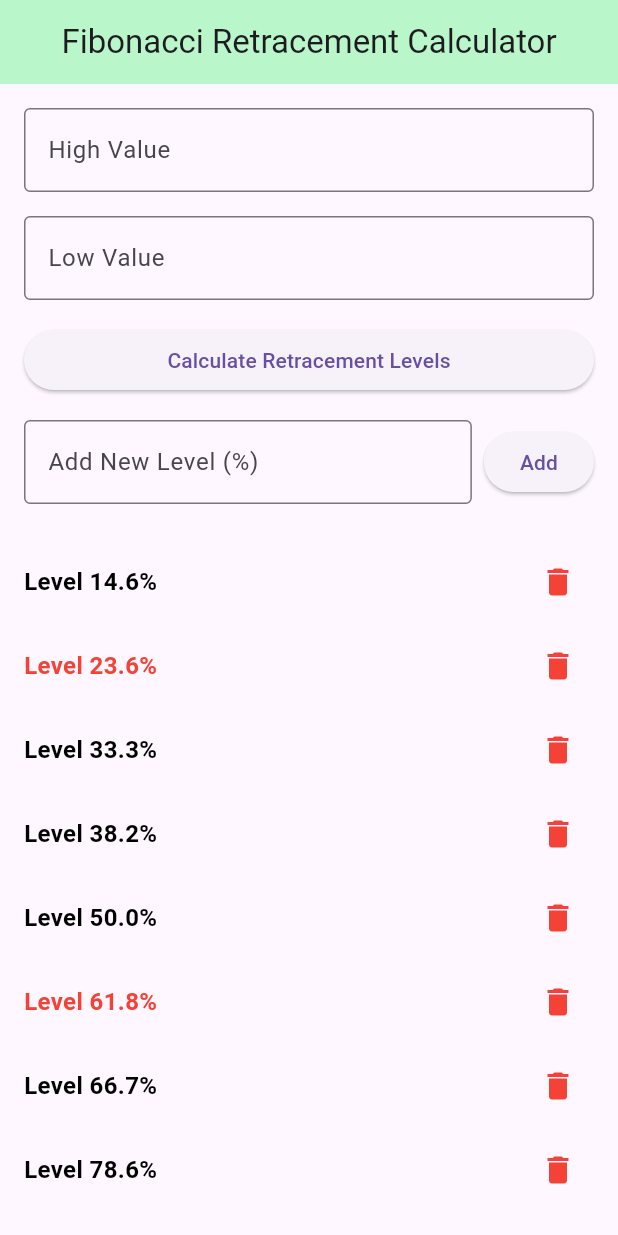
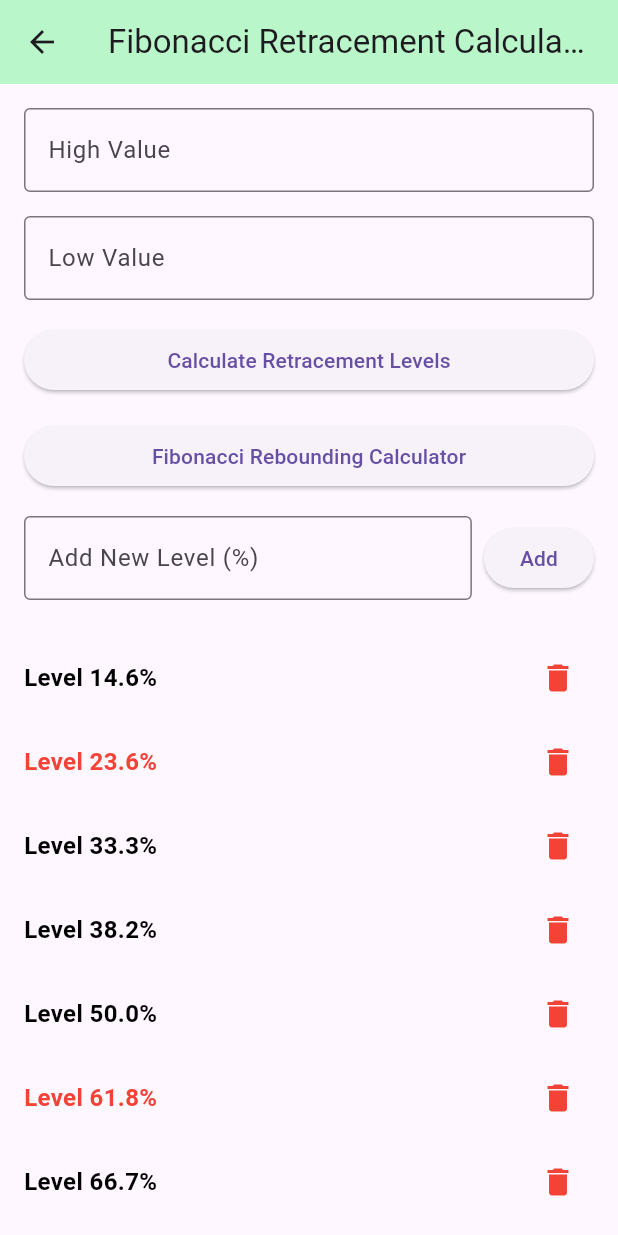
Before and after one commit to PunnawitAck3003/AckFibonacciCalculator, a Flutter app: the FibonacciRetracementPage screen opened directly, after a tap on the "delete" icon, on a phone screen of 412 x 824 dp. Run offline on Flutter 3.47's test engine with Material 3 defaults, Android fonts, the phone set to English and light mode, and no system bars.

Commit message:
fibonacci rebounding

```diff
--- /dev/null
+++ b/lib/fibonacci_retracement_page.dart
@@ -0,0 +1,182 @@
+import 'package:flutter/material.dart';
+import 'package:flutter_application_fib1/fibonacci_rebounding_page.dart';
+
+class FibonacciRetracementPage extends StatefulWidget {
+  @override
+  _FibonacciRetracementPageState createState() =>
+      _FibonacciRetracementPageState();
+}
+
+class _FibonacciRetracementPageState extends State<FibonacciRetracementPage> {
+  final TextEditingController _highController = TextEditingController();
+  final TextEditingController _lowController = TextEditingController();
+  final TextEditingController _newLevelController = TextEditingController();
+
+  Map<String, double>? _retracementLevels;
+  List<double> _levels = [
+    0.090, 0.146, 0.236, 0.333, 0.382, 0.500, 0.618, 0.667, 0.786, 0.887,
+    0.942, 1.000, 1.090, 1.146, 1.272, 1.414, 1.500, 1.618, 2.000, 2.618,
+    3.236, 4.236, 6.854
+  ]; // Stored as decimal values
+
+  // Set of important levels to highlight
+  Set<double> _importantLevels = {0.236, 0.618};
+
+  void _calculateRetracementLevels() {
+    final double? high = double.tryParse(_highController.text);
+    final double? low = double.tryParse(_lowController.text);
+
+    if (high != null && low != null && high > low) {
+      final double range = high - low;
+      setState(() {
+        _retracementLevels = {
+          for (double level in _levels)
+            '${(level * 100).toStringAsFixed(1)}%': high - (range * level),
+        };
+      });
+    } else {
+      setState(() {
+        _retracementLevels = null;
+      });
+      ScaffoldMessenger.of(context).showSnackBar(
+        SnackBar(content: Text('Please enter valid high and low values.')),
+      );
+    }
+  }
+
+  void _addNewLevel() {
+    final double? newLevel = double.tryParse(_newLevelController.text);
+    if (newLevel != null && !_levels.contains(newLevel / 100)) {
+      setState(() {
+        _levels.add(newLevel / 100); // Convert to decimal
+        _levels.sort(); // Sort levels after adding
+        _newLevelController.clear();
+        _calculateRetracementLevels();
+      });
+    } else {
+      ScaffoldMessenger.of(context).showSnackBar(
+        SnackBar(content: Text('Please enter a valid unique level.')),
+      );
+    }
+  }
+
+  void _deleteLevel(double level) {
+    setState(() {
+      _levels.remove(level);
+      _levels.sort(); // Sort levels after removing
+    });
+  }
+
+  @override
+  Widget build(BuildContext context) {
+    return Scaffold(
+      appBar: AppBar(
+        title: const Text('Fibonacci Retracement Calculator'),
+        centerTitle: true,
+        backgroundColor: Colors.greenAccent[100],
+      ),
+      body: Padding(
+        padding: const EdgeInsets.all(16.0),
+        child: Column(
+          crossAxisAlignment: CrossAxisAlignment.stretch,
+          children: [
+            TextField(
+              controller: _highController,
+              keyboardType: TextInputType.number,
+              decoration: InputDecoration(
+                labelText: 'High Value',
+                border: OutlineInputBorder(),
+              ),
+            ),
+            SizedBox(height: 16),
+            TextField(
+              controller: _lowController,
+              keyboardType: TextInputType.number,
+              decoration: InputDecoration(
+                labelText: 'Low Value',
+                border: OutlineInputBorder(),
+              ),
+            ),
+            SizedBox(height: 16),
+            ElevatedButton(
+              onPressed: _calculateRetracementLevels,
+              child: Text('Calculate Retracement Levels'),
+            ),
+            SizedBox(height: 16),
+            ElevatedButton(
+                onPressed: () {
+                  Navigator.push(
+                    context,
+                    MaterialPageRoute(
+                      builder: (context) => FibonacciReboundingPage(),
+                    ),
+                  );
+                },
+                child: Text('Fibonacci Rebounding Calculator'),
+              ),
+            SizedBox(height: 16),
+            Row(
+              children: [
+                Expanded(
+                  child: TextField(
+                    controller: _newLevelController,
+                    keyboardType: TextInputType.number,
+                    decoration: InputDecoration(
+                      labelText: 'Add New Level (%)',
+                      border: OutlineInputBorder(),
+                    ),
+                  ),
+                ),
+                SizedBox(width: 8),
+                ElevatedButton(
+                  onPressed: _addNewLevel,
+                  child: Text('Add'),
+                ),
+              ],
+            ),
+            SizedBox(height: 24),
+            // Show all levels initially (before calculation)
+            Expanded(
+              child: ListView(
+                children: _levels.map((level) {
+                  // Convert decimal back to percentage string
+                  final String levelStr = '${(level * 100).toStringAsFixed(1)}%';
+                  final bool isImportant = _importantLevels.contains(level);
+                  return Padding(
+                    padding: const EdgeInsets.symmetric(vertical: 4.0),
+                    child: Row(
+                      mainAxisAlignment: MainAxisAlignment.spaceBetween,
+                      children: [
+                        Text(
+                          'Level $levelStr',
+                          style: TextStyle(
+                            fontSize: 16,
+                            fontWeight: FontWeight.bold,
+                            color: isImportant ? Colors.red : Colors.black, // Highlight important levels
+                          ),
+                        ),
+                        Row(
+                          children: [
+                            if (_retracementLevels != null)
+                              Text(
+                                _retracementLevels![levelStr]?.toStringAsFixed(2) ?? '',
+                                style: TextStyle(fontSize: 16, color: isImportant ? Colors.red : Colors.grey[700]),
+                              ),
+                            IconButton(
+                              icon: Icon(Icons.delete, color: Colors.red),
+                              onPressed: () => _deleteLevel(level),
+                            ),
+                          ],
+                        ),
+                      ],
+                    ),
+                  );
+                }).toList(),
+              ),
+            ),
+          ],
+        ),
+      ),
+    );
+  }
+}
--- a/lib/main.dart
+++ b/lib/main.dart
@@ -1,182 +1,62 @@
 import 'package:flutter/material.dart';
+import 'package:flutter_application_fib1/fibonacci_rebounding_page.dart';
+import 'package:flutter_application_fib1/fibonacci_retracement_page.dart';
 
 void main() {
-  runApp(FibonacciRetracementApp());
+  runApp(FibonacciApp());
 }
 
-class FibonacciRetracementApp extends StatelessWidget {
+class FibonacciApp extends StatelessWidget {
   @override
   Widget build(BuildContext context) {
     return MaterialApp(
       debugShowCheckedModeBanner: false,
-      home: FibonacciRetracementPage(),
+      home: HomePage(),
     );
   }
 }
 
-class FibonacciRetracementPage extends StatefulWidget {
-  @override
-  _FibonacciRetracementPageState createState() =>
-      _FibonacciRetracementPageState();
-}
-
-class _FibonacciRetracementPageState extends State<FibonacciRetracementPage> {
-  final TextEditingController _highController = TextEditingController();
-  final TextEditingController _lowController = TextEditingController();
-  final TextEditingController _newLevelController = TextEditingController();
-
-  Map<String, double>? _retracementLevels;
-  List<double> _levels = [
-    0.090, 0.146, 0.236, 0.333, 0.382, 0.500, 0.618, 0.667, 0.786, 0.887,
-    0.942, 1.000, 1.090, 1.146, 1.272, 1.414, 1.500, 1.618, 2.000, 2.618,
-    3.236, 4.236, 6.854
-  ]; // Stored as decimal values
-
-  // Set of important levels to highlight
-  Set<double> _importantLevels = {0.236, 0.618};
-
-  void _calculateRetracementLevels() {
-    final double? high = double.tryParse(_highController.text);
-    final double? low = double.tryParse(_lowController.text);
-
-    if (high != null && low != null && high > low) {
-      final double range = high - low;
-      setState(() {
-        _retracementLevels = {
-          for (double level in _levels)
-            '${(level * 100).toStringAsFixed(1)}%': high - (range * level),
-        };
-      });
-    } else {
-      setState(() {
-        _retracementLevels = null;
-      });
-      ScaffoldMessenger.of(context).showSnackBar(
-        SnackBar(content: Text('Please enter valid high and low values.')),
-      );
-    }
-  }
-
-  void _addNewLevel() {
-    final double? newLevel = double.tryParse(_newLevelController.text);
-    if (newLevel != null && !_levels.contains(newLevel / 100)) {
-      setState(() {
-        _levels.add(newLevel / 100); // Convert to decimal
-        _levels.sort(); // Sort levels after adding
-        _newLevelController.clear();
-        _calculateRetracementLevels();
-      });
-    } else {
-      ScaffoldMessenger.of(context).showSnackBar(
-        SnackBar(content: Text('Please enter a valid unique level.')),
-      );
-    }
-  }
-
-  void _deleteLevel(double level) {
-    setState(() {
-      _levels.remove(level);
-      _levels.sort(); // Sort levels after removing
-
-    });
-  }
-
+class HomePage extends StatelessWidget {
   @override
   Widget build(BuildContext context) {
     return Scaffold(
       appBar: AppBar(
-        title: const Text('Fibonacci Retracement Calculator'),
+        title: const Text('Fibonacci Calculators'),
         centerTitle: true,
-        backgroundColor: Colors.greenAccent[100],
+        backgroundColor: Colors.amber[50],
       ),
-      body: Padding(
+      body: Center( // Center the entire Column widget within the body
+        child: Padding(
           padding: const EdgeInsets.all(16.0),
           child: Column(
-          crossAxisAlignment: CrossAxisAlignment.stretch,
+            mainAxisAlignment: MainAxisAlignment.center, // Vertically center
+            crossAxisAlignment: CrossAxisAlignment.center, // Horizontally center
             children: [
-            TextField(
-              controller: _highController,
-              keyboardType: TextInputType.number,
-              decoration: InputDecoration(
-                labelText: 'High Value',
-                border: OutlineInputBorder(),
+              ElevatedButton(
+                onPressed: () {
+                  Navigator.push(
+                    context,
+                    MaterialPageRoute(
+                      builder: (context) => FibonacciRetracementPage(),
                     ),
+                  );
+                },
+                child: Text('Fibonacci Retracement Calculator'),
               ),
-            SizedBox(height: 16),
-            TextField(
-              controller: _lowController,
-              keyboardType: TextInputType.number,
-              decoration: InputDecoration(
-                labelText: 'Low Value',
-                border: OutlineInputBorder(),
+              SizedBox(height: 20),
+              ElevatedButton(
+                onPressed: () {
+                  Navigator.push(
+                    context,
+                    MaterialPageRoute(
+                      builder: (context) => FibonacciReboundingPage(),
                     ),
-            ),
-            SizedBox(height: 16),
-            ElevatedButton(
-              onPressed: _calculateRetracementLevels,
-              child: Text('Calculate Retracement Levels'),
-            ),
-            SizedBox(height: 16),
-            Row(
-              children: [
-                Expanded(
-                  child: TextField(
-                    controller: _newLevelController,
-                    keyboardType: TextInputType.number,
-                    decoration: InputDecoration(
-                      labelText: 'Add New Level (%)',
-                      border: OutlineInputBorder(),
-                    ),
-                  ),
-                ),
-                SizedBox(width: 8),
-                ElevatedButton(
-                  onPressed: _addNewLevel,
-                  child: Text('Add'),
+                  );
+                },
+                child: Text('Fibonacci Rebounding Calculator'),
               ),
             ],
           ),
-            SizedBox(height: 24),
-            // Show all levels initially (before calculation)
-            Expanded(
-              child: ListView(
-                children: _levels.map((level) {
-                  // Convert decimal back to percentage string
-                  final String levelStr = '${(level * 100).toStringAsFixed(1)}%';
-                  final bool isImportant = _importantLevels.contains(level);
-                  return Padding(
-                    padding: const EdgeInsets.symmetric(vertical: 4.0),
-                    child: Row(
-                      mainAxisAlignment: MainAxisAlignment.spaceBetween,
-                      children: [
-                        Text(
-                          'Level $levelStr',
-                          style: TextStyle(
-                            fontSize: 16,
-                            fontWeight: FontWeight.bold,
-                            color: isImportant ? Colors.red : Colors.black, // Highlight important levels
-                          ),
-                        ),
-                        Row(
-                          children: [
-                            if (_retracementLevels != null)
-                              Text(
-                                _retracementLevels![levelStr]?.toStringAsFixed(2) ?? '',
-                                style: TextStyle(fontSize: 16, color: isImportant ? Colors.red : Colors.grey[700]),
-                              ),
-                            IconButton(
-                              icon: Icon(Icons.delete, color: Colors.red),
-                              onPressed: () => _deleteLevel(level),
-                            ),
-                          ],
-                        ),
-                      ],
-                    ),
-                  );
-                }).toList(),
-              ),
-            ),
-          ],
         ),
       ),
     );
```
Also changed, not shown: lib/fibonacci_rebounding_page.dart (added, +211 -0 lines). Lines whose indentation alone changed are shown as unchanged.
